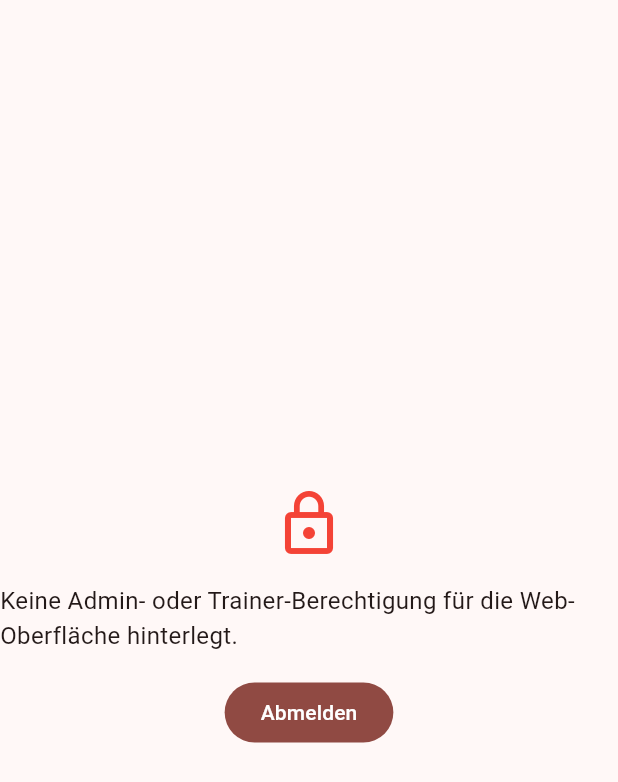
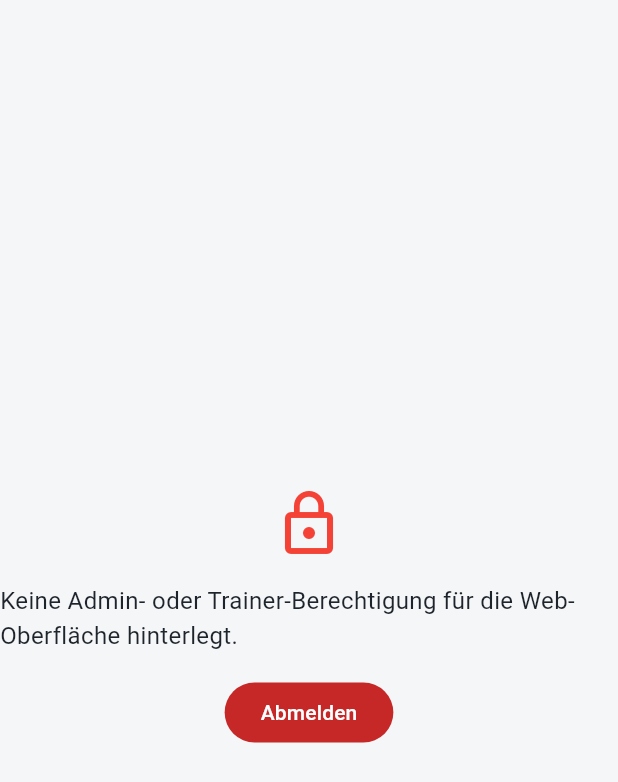
Before and after one commit to tus-developer/vereins_app_admin, a Flutter app: the screen it shows once a user with an empty profile is signed in, on a phone screen of 412 x 824 dp. Shown: the top 782 px of the screen. Run offline on Flutter 3.47's test engine with Material 3 defaults, Android fonts, the phone set to English and light mode, and no system bars; our stand-ins replace cloud_firestore, firebase_auth, firebase_core; accounts and stored records are empty; statements that could not run were skipped.

Commit message:
Design: Neutrales Vereins-Farbschema (TuS-Rot, Anthrazit, Weiß) ohne Rosa-Stich

```diff
--- a/lib/main.dart
+++ b/lib/main.dart
@@ -18,13 +18,85 @@ class TusAdminApp extends StatelessWidget {
 
   @override
   Widget build(BuildContext context) {
+    const tusRed = Color(0xFFC62828); // Kräftiges TuS-Rot
+    const neutralBg = Color(0xFFF5F6F8); // Neutrales Hellgrau ohne Rosa-Stich
+    const darkSlate = Color(0xFF1E242B); // Dunkles Anthrazit für Texte & Akzente
+
+    final baseScheme = ColorScheme.fromSeed(
+      seedColor: tusRed,
+      brightness: Brightness.light,
+    );
+
+    final cleanScheme = baseScheme.copyWith(
+      primary: tusRed,
+      onPrimary: Colors.white,
+      primaryContainer: const Color(0xFFECEFF1), // Neutrales Blaugrau statt Rosa
+      onPrimaryContainer: darkSlate,
+      secondary: darkSlate,
+      onSecondary: Colors.white,
+      secondaryContainer: const Color(0xFFE2E6EC), // Neutrales Grau für Badges/Chips
+      onSecondaryContainer: darkSlate,
+      surface: Colors.white,
+      onSurface: darkSlate,
+      surfaceContainerLowest: Colors.white,
+      surfaceContainerLow: Colors.white,
+      surfaceContainer: neutralBg,
+      surfaceContainerHigh: const Color(0xFFECEFF3),
+      surfaceContainerHighest: const Color(0xFFE2E6EC),
+      outline: const Color(0xFFCBD2D9),
+      outlineVariant: const Color(0xFFE4E7EB),
+    );
+
     return MaterialApp(
       title: 'TuS Neuhofen Handball – Admin',
       debugShowCheckedModeBanner: false,
       theme: ThemeData(
         useMaterial3: true,
-        colorSchemeSeed: const Color(0xFFB71C1C), // TuS Rot
-        brightness: Brightness.light,
+        colorScheme: cleanScheme,
+        scaffoldBackgroundColor: neutralBg,
+        appBarTheme: const AppBarTheme(
+          backgroundColor: darkSlate,
+          foregroundColor: Colors.white,
+          elevation: 0,
+        ),
+        navigationRailTheme: NavigationRailThemeData(
+          backgroundColor: Colors.white,
+          indicatorColor: tusRed.withValues(alpha: 0.12),
+          selectedIconTheme: const IconThemeData(color: tusRed),
+          selectedLabelTextStyle: const TextStyle(
+            color: tusRed,
+            fontWeight: FontWeight.w600,
+          ),
+          unselectedIconTheme: IconThemeData(color: Colors.grey.shade700),
+          unselectedLabelTextStyle: TextStyle(color: Colors.grey.shade700),
+        ),
+        cardTheme: CardThemeData(
+          color: Colors.white,
+          elevation: 0,
+          shape: RoundedRectangleBorder(
+            borderRadius: BorderRadius.circular(12),
+            side: const BorderSide(color: Color(0xFFE4E7EB)),
+          ),
+        ),
+        chipTheme: ChipThemeData(
+          backgroundColor: Colors.white,
+          selectedColor: tusRed.withValues(alpha: 0.12),
+          checkmarkColor: tusRed,
+          side: const BorderSide(color: Color(0xFFCBD2D9)),
+          labelStyle: const TextStyle(color: darkSlate),
+        ),
+        inputDecorationTheme: InputDecorationTheme(
+          filled: true,
+          fillColor: Colors.white,
+          border: OutlineInputBorder(
+            borderRadius: BorderRadius.circular(8),
+            borderSide: const BorderSide(color: Color(0xFFCBD2D9)),
+          ),
+          enabledBorder: OutlineInputBorder(
+            borderRadius: BorderRadius.circular(8),
+            borderSide: const BorderSide(color: Color(0xFFCBD2D9)),
+          ),
+        ),
       ),
       home: const AuthGate(),
     );
```
